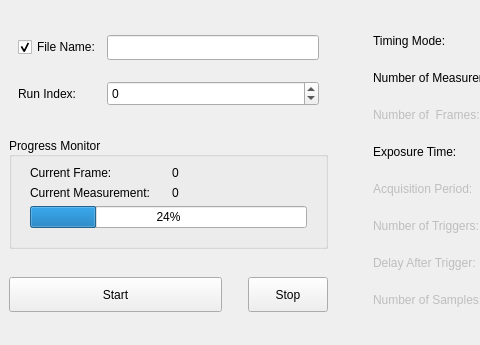
Before: the Qt Designer form slsDetectorGui/forms/form_tab_measurement.ui in slsdetectorgroup/slsDetectorPackage, drawn with Qt 5; both pictures show x 0 to 480 and y 0 to 345 of the 775 by 345 pixel window.
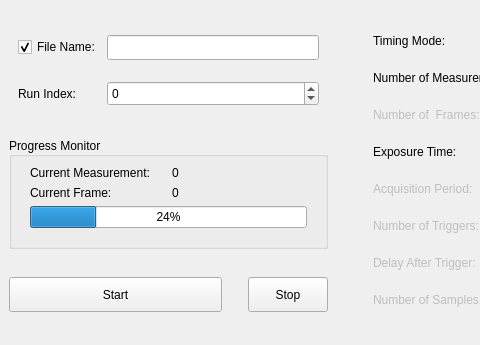
After: the same form once the commit is applied. Icons and pictures are not drawn.

```diff
--- a/slsDetectorGui/forms/form_tab_measurement.ui
+++ b/slsDetectorGui/forms/form_tab_measurement.ui
@@ -176,20 +176,40 @@
        <number>18</number>
       </property>
       <item row="1" column="0">
-       <widget class="QLabel" name="label">
-        <property name="text">
-         <string>Current Frame: </string>
-        </property>
-       </widget>
-      </item>
-      <item row="2" column="0">
        <widget class="QLabel" name="label_2">
         <property name="text">
          <string>Current Measurement:</string>
         </property>
        </widget>
       </item>
+      <item row="5" column="0" colspan="2">
+       <widget class="QProgressBar" name="progressBar">
+        <property name="minimumSize">
+         <size>
+          <width>0</width>
+          <height>0</height>
+         </size>
+        </property>
+        <property name="value">
+         <number>24</number>
+        </property>
+       </widget>
+      </item>
+      <item row="2" column="0">
+       <widget class="QLabel" name="label">
+        <property name="text">
+         <string>Current Frame: </string>
+        </property>
+       </widget>
+      </item>
       <item row="2" column="1">
+       <widget class="QLabel" name="lblCurrentFrame">
+        <property name="text">
+         <string>0</string>
+        </property>
+       </widget>
+      </item>
+      <item row="1" column="1">
        <widget class="QLabel" name="lblCurrentMeasurement">
         <property name="sizePolicy">
          <sizepolicy hsizetype="Minimum" vsizetype="Preferred">
@@ -211,26 +231,6 @@
         </property>
        </widget>
       </item>
-      <item row="1" column="1">
-       <widget class="QLabel" name="lblCurrentFrame">
-        <property name="text">
-         <string>0</string>
-        </property>
-       </widget>
-      </item>
-      <item row="3" column="0" colspan="2">
-       <widget class="QProgressBar" name="progressBar">
-        <property name="minimumSize">
-         <size>
-          <width>0</width>
-          <height>0</height>
-         </size>
-        </property>
-        <property name="value">
-         <number>24</number>
-        </property>
-       </widget>
-      </item>
      </layout>
     </widget>
    </item>
```
Left out of the diff: 16 changed lines with no effect on the pictures.
